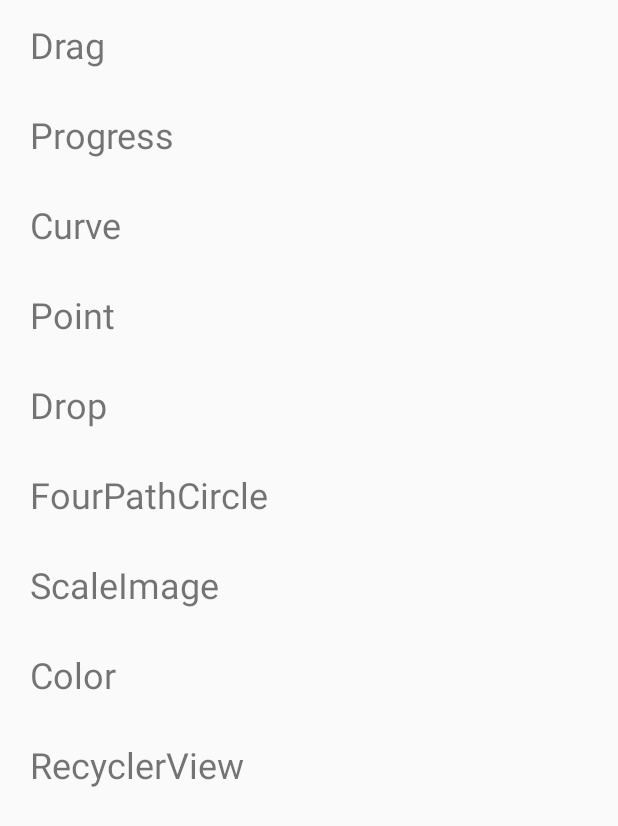
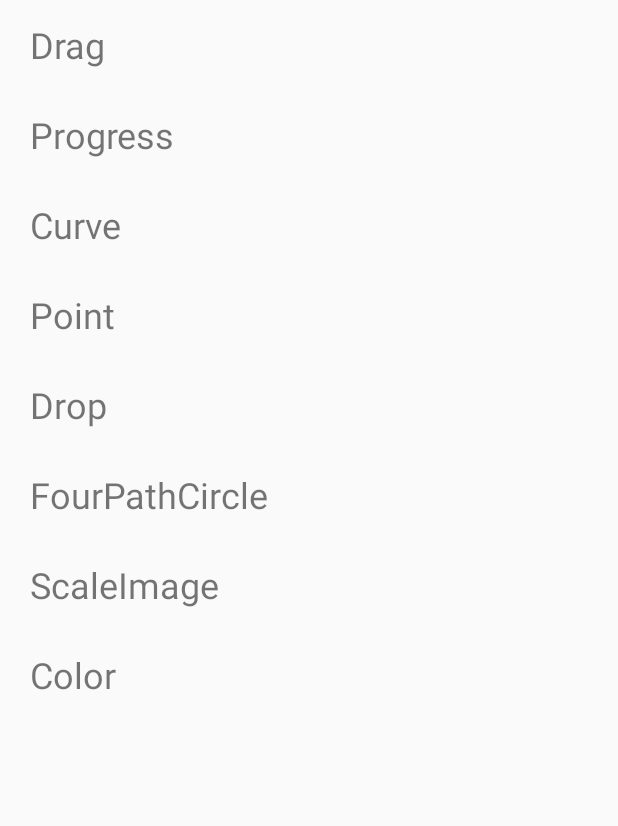
Before and after one commit to jinganghuluwa/ViewDragHelperSearch, an Android app: the screen it shows after launch (MainActivity), on a phone screen of 412 x 824 dp. Shown: the top 826 px of the screen. Run offline under Robolectric (Android 15) with nearby library versions, the phone set to English and light mode, and no system bars.

Commit message:
aaa
Signed-off-by: tongzhichao <tongzhichao@le.com>

```diff
--- a/app/build.gradle
+++ b/app/build.gradle
@@ -6,7 +6,7 @@ android {
     defaultConfig {
         applicationId 'com.tongzhichao.example'
         minSdkVersion 16
-        targetSdkVersion 23
+        targetSdkVersion 25
         versionCode 1
         versionName "1.0"
     }
--- a/app/src/main/java/com/tongzhichao/MainActivity.java
+++ b/app/src/main/java/com/tongzhichao/MainActivity.java
@@ -65,7 +65,7 @@ public class MainActivity extends AppCompatActivity {
 //        mDataList.add(new ViewBean("Meter", MeterActivity.class));
         mDataList.add(new ViewBean("Color", ColorActivity.class));
 //        mDataList.add(new ViewBean("Hvac", HvacActivity.class));
-        mDataList.add(new ViewBean("RecyclerView", RecyclerViewActivity.class));
+//        mDataList.add(new ViewBean("RecyclerView", RecyclerViewActivity.class));
     }
 
     private class ListAdapter extends RecyclerView.Adapter<ListAdapter.ListHolder> {
--- a/app/src/main/java/com/tongzhichao/circleprogress/CircleProgressView.java
+++ b/app/src/main/java/com/tongzhichao/circleprogress/CircleProgressView.java
@@ -10,6 +10,7 @@ import android.graphics.PorterDuffXfermode;
 import android.graphics.RectF;
 import android.support.annotation.Nullable;
 import android.util.AttributeSet;
+import android.util.Log;
 import android.view.View;
 import android.view.animation.AccelerateDecelerateInterpolator;
 
@@ -18,6 +19,7 @@ import android.view.animation.AccelerateDecelerateInterpolator;
  */
 
 public class CircleProgressView extends View {
+    private static final String TAG = "CircleProgressView";
     private Paint mPaint;
     private int width, height;
     RectF rectF;
@@ -26,9 +28,9 @@ public class CircleProgressView extends View {
 
     public CircleProgressView(Context context, @Nullable AttributeSet attrs) {
         super(context, attrs);
+        Log.d(TAG,"CircleProgressView");
         mPaint = new Paint();
         mPaint.setAntiAlias(true);
-
         mPaint.setStrokeWidth(lineWidth);
         mPaint.setColor(Color.RED);
         mPaint.setStyle(Paint.Style.STROKE);
@@ -37,6 +39,7 @@ public class CircleProgressView extends View {
     @Override
     protected void onMeasure(int widthMeasureSpec, int heightMeasureSpec) {
         super.onMeasure(widthMeasureSpec, heightMeasureSpec);
+        Log.d(TAG,"onMeasure");
         this.width = getWidth();
         this.height = getHeight();
         rectF = new RectF(lineWidth/2, lineWidth/2, width-lineWidth/2, height-lineWidth/2);
@@ -59,6 +62,7 @@ public class CircleProgressView extends View {
     @Override
     protected void onDraw(Canvas canvas) {
         super.onDraw(canvas);
+        Log.d(TAG,"onDraw");
         canvas.drawArc(rectF, 0, angle, false, mPaint);
     }
 
```
